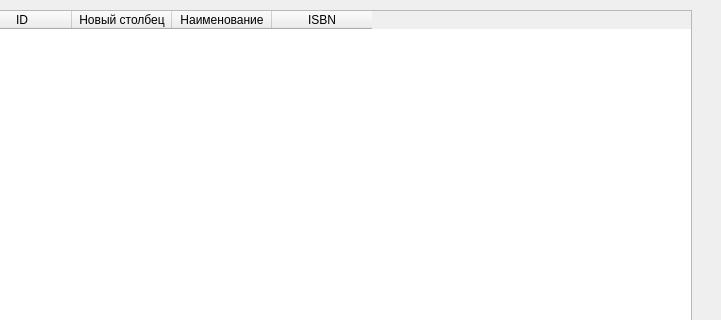
Qt form library.ui (anastasia-dushanova/Library) before a commit; both pictures show x 209 to 930 and y 0 to 320 of the 930 by 415 pixel window.
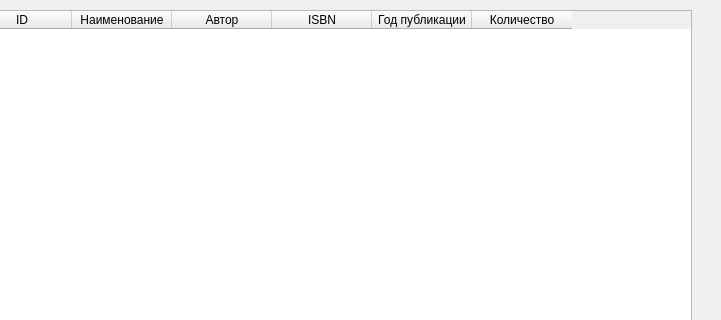
The same form after that commit. The open tabs and pages were chosen to show the change.

Diff of the .ui file:
```diff
--- a/library.ui
+++ b/library.ui
@@ -37,6 +37,12 @@
      <number>2</number>
     </property>
     <widget class="QWidget" name="page_books">
+     <property name="sizePolicy">
+      <sizepolicy hsizetype="Expanding" vsizetype="Expanding">
+       <horstretch>0</horstretch>
+       <verstretch>0</verstretch>
+      </sizepolicy>
+     </property>
      <widget class="QTableWidget" name="tableWidget_books">
       <property name="geometry">
        <rect>
@@ -46,29 +52,57 @@
         <height>381</height>
        </rect>
       </property>
+      <property name="sizePolicy">
+       <sizepolicy hsizetype="Expanding" vsizetype="Expanding">
+        <horstretch>0</horstretch>
+        <verstretch>50</verstretch>
+       </sizepolicy>
+      </property>
+      <property name="verticalScrollBarPolicy">
+       <enum>Qt::ScrollBarAsNeeded</enum>
+      </property>
+      <property name="selectionMode">
+       <enum>QAbstractItemView::SingleSelection</enum>
+      </property>
+      <property name="selectionBehavior">
+       <enum>QAbstractItemView::SelectRows</enum>
+      </property>
+      <property name="gridStyle">
+       <enum>Qt::SolidLine</enum>
+      </property>
       <property name="columnCount">
-       <number>4</number>
+       <number>6</number>
       </property>
       <column>
        <property name="text">
         <string>ID</string>
        </property>
       </column>
-      <column>
-       <property name="text">
-        <string>Новый столбец</string>
-       </property>
-      </column>
       <column>
        <property name="text">
         <string>Наименование</string>
        </property>
       </column>
+      <column>
+       <property name="text">
+        <string>Автор</string>
+       </property>
+      </column>
       <column>
        <property name="text">
         <string>ISBN</string>
        </property>
       </column>
+      <column>
+       <property name="text">
+        <string>Год публикации</string>
+       </property>
+      </column>
+      <column>
+       <property name="text">
+        <string>Количество</string>
+       </property>
+      </column>
      </widget>
     </widget>
     <widget class="QWidget" name="page_users">
```
Left out of the diff: 9 changed lines with no effect on the pictures.
